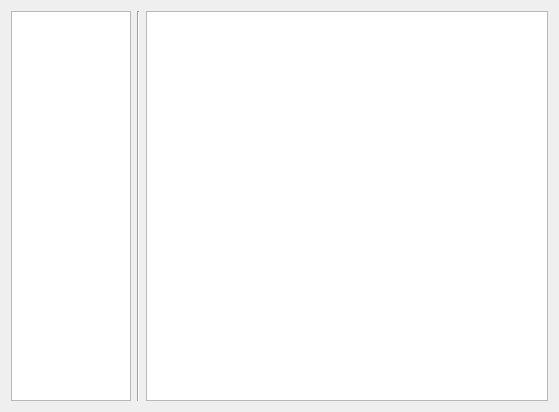
imby/STM32VLDiscovery_BeRTOS, file wizard/module_select.ui: the form before one commit.
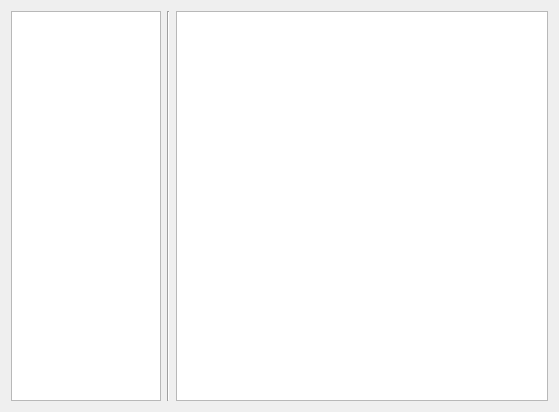
The form after the commit.

Commit message: Rewrite the BModulePage class

```diff
--- a/wizard/module_select.ui
+++ b/wizard/module_select.ui
@@ -20,19 +20,25 @@
   </property>
   <layout class="QHBoxLayout" name="horizontalLayout" >
    <item>
-    <widget class="QListWidget" name="moduleList" >
-     <property name="sizePolicy" >
-      <sizepolicy vsizetype="Expanding" hsizetype="Fixed" >
-       <horstretch>0</horstretch>
-       <verstretch>0</verstretch>
-      </sizepolicy>
-     </property>
+    <widget class="QTableWidget" name="moduleTable" >
      <property name="maximumSize" >
       <size>
-       <width>120</width>
+       <width>150</width>
        <height>16777215</height>
       </size>
      </property>
+     <property name="editTriggers" >
+      <set>QAbstractItemView::NoEditTriggers</set>
+     </property>
+     <property name="selectionMode" >
+      <enum>QAbstractItemView::SingleSelection</enum>
+     </property>
+     <property name="selectionBehavior" >
+      <enum>QAbstractItemView::SelectRows</enum>
+     </property>
+     <property name="showGrid" >
+      <bool>false</bool>
+     </property>
     </widget>
    </item>
    <item>
```
The commit also changes 1 other file.
